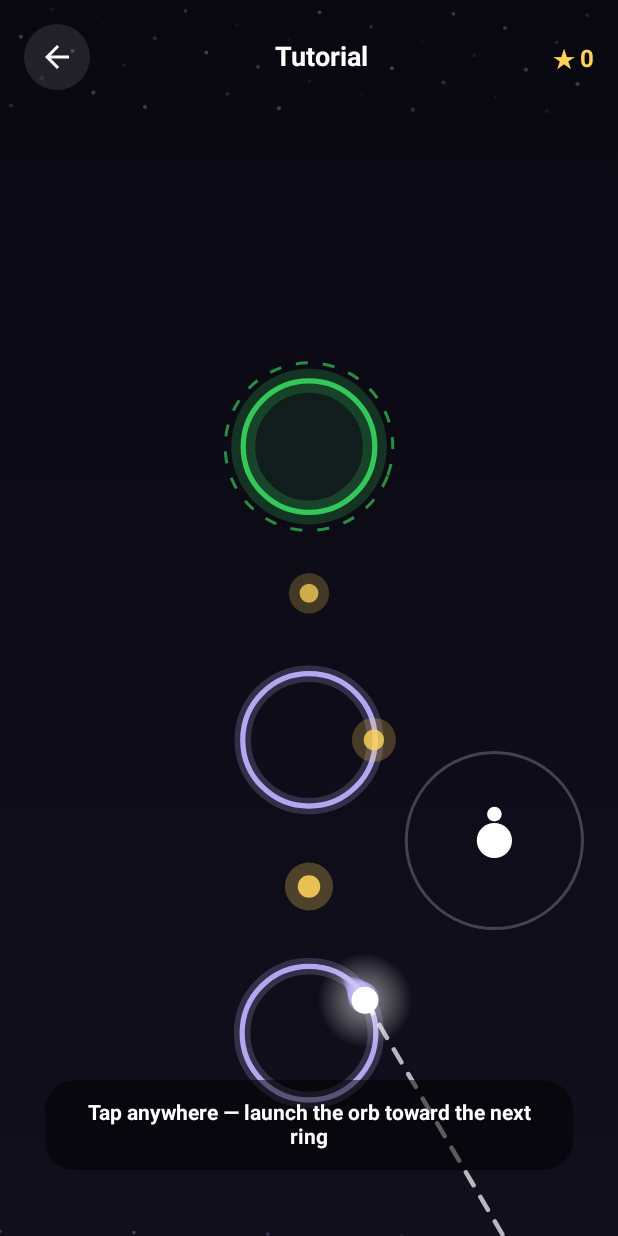
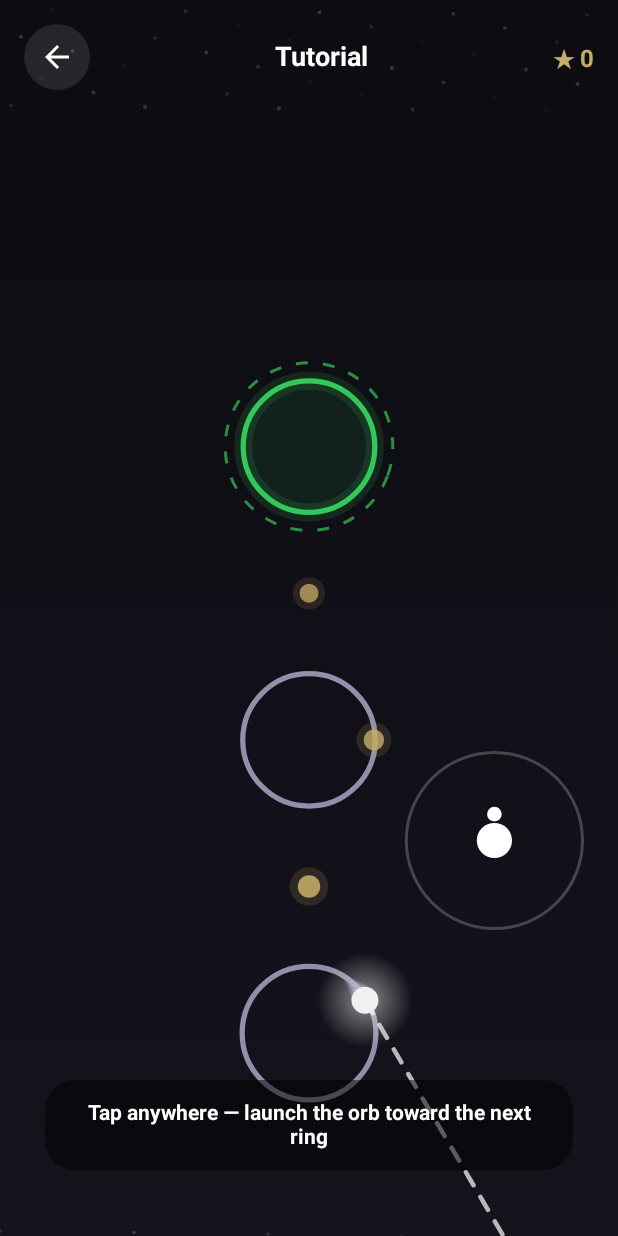
Before and after one commit to Mustafacaganhatapci/oyun, an Android app built with Jetpack Compose: the screen it shows after launch (MainActivity), on a phone screen of 412 x 824 dp. Run offline under Robolectric (Android 15) with nearby library versions, the phone set to English and light mode, and no system bars; our stand-ins replace AdMob, Firebase (no records; nobody signed in at launch, a user with empty details on screens opened directly); libraries missing offline, so code that uses them is left out: com.android.billingclient; 6 statements that could not run were skipped.

Commit message:
Mat görsel dil: parıltı kalktı, palet doygunluktan indi
Ekran neon gibi duruyordu ve müsamahalı yayın parlak yeşili tüm halkaları
aynı anda öne fırlatıyordu — "güvenli" hâl bağırıyor, öldüren kırmızı ise
neredeyse hiç görünmüyordu. Hiyerarşi tersti.

- On temanın da ön plan renkleri (halka, kapı, küre, tehlike, yıldız,
  vurgu) doygunluktan indirildi ve parlaklığı kısıldı; arka planlar da
  moru/maviyi bırakıp nötrleşti. Hue'lar korundu, yani temalar hâlâ
  birbirinden ayırt ediliyor.
- SpriteKit'te glowWidth neredeyse her yerde sıfırlandı (halka 6 → 0,
  kapı 10 → 3, yay 6 → 2, iz 10 → 3). Android'de aynı işi gören geniş
  düşük-alfa çizgiler kısıldı ya da kaldırıldı. Bloom, düşük doygunluklu
  paletle birleşince her şeyi birbirine karıştırıyordu.
- Müsamaha yeşili çimen yeşilinden ada çayına çekildi. Yeşil kaldı ama
  artık ekranda bağırmıyor; bağıran şey tehlikenin kendisi.

Co-Authored-By: Claude Opus 5 <noreply@anthropic.com>
Claude-Session: https://claude.ai/code/session_01W2dPusUGVNgpj9cyhVDhwZ

```diff
--- a/android/app/src/main/java/com/caganhatapci/orbeon/theme/Theme.kt
+++ b/android/app/src/main/java/com/caganhatapci/orbeon/theme/Theme.kt
@@ -26,14 +26,16 @@ data class Theme(
 ) {
     /**
      * "Bu tur yakmaz" durumundaki tehlike yayının rengi. Kırmızının tam
-     * karşıtı olduğu için yeşil: yayın hangi hâlde olduğu bakışta okunuyor.
-     * Temanın `gate` yeşilinden bilerek farklı (o mint, bu çimen) — kapıyla
-     * karışmasın. Renk körlüğü modunda yeşil tam da işe yaramayan renk;
-     * orada Okabe–Ito'nun mavimsi yeşiline geçiliyor.
+     * karşıtı olduğu için yeşil, ama BİLEREK sönük: müsamahalı hâl ekranda
+     * bağırmamalı, bağıran şey öldüren kırmızı olmalı. Parlak yeşilken bütün
+     * yaylar aynı anda öne fırlıyor ve ekran okunmaz hâle geliyordu.
+     *
+     * Renk körlüğü modunda yeşil tam da işe yaramayan renk; orada
+     * Okabe–Ito'nun mavimsi yeşiline geçiliyor.
      */
     val hazardSafe: Color
-        get() = if (isColorBlindSafe) Color(0f, 0.620f, 0.451f, 1f)
-                else Color(0.278f, 0.851f, 0.325f, 1f)
+        get() = if (isColorBlindSafe) Color(0.176f, 0.478f, 0.404f, 1f)
+                else Color(0.318f, 0.494f, 0.337f, 1f)
 
     /**
      * Oyunun anlamı renge bağlı: yeşil kapı "git", kırmızı yay "ölürsün",
@@ -62,54 +64,34 @@ data class Theme(
         // Varsayılan tema. Arka plan bilerek DÜŞÜK doygunlukta: eski mor
         // (0.129, 0.043, 0.267) uzun oturumlarda göz yoruyordu.
         val nebula = Theme("nebula", R.string.theme_nebula, false,
-            c(0.035,0.033,0.068), c(0.070,0.057,0.112), c(0.689,0.661,0.939),
-            c(0.290,0.949,0.788), c(1.0,1.0,1.0), c(1.0,0.302,0.416),
-            c(1.0,0.827,0.353), c(0.639,0.545,1.0))
+            c(0.047,0.046,0.071), c(0.082,0.074,0.110), c(0.570,0.560,0.663), c(0.347,0.725,0.633), c(0.940,0.940,0.940), c(0.703,0.302,0.368), c(0.777,0.678,0.405), c(0.519,0.473,0.697))
 
         val gece = Theme("gece", R.string.theme_night, false,
-            c(0.017,0.031,0.055), c(0.031,0.073,0.117), c(0.546,0.791,0.967),
-            c(0.478,1.0,0.643), c(0.918,0.976,1.0), c(1.0,0.275,0.263),
-            c(1.0,0.851,0.400), c(0.353,0.784,1.0))
+            c(0.029,0.039,0.057), c(0.056,0.084,0.113), c(0.534,0.625,0.690), c(0.472,0.772,0.567), c(0.869,0.915,0.935), c(0.695,0.278,0.272), c(0.782,0.696,0.437), c(0.397,0.609,0.715))
 
         val safak = Theme("safak", R.string.theme_dawn, true,
-            c(0.081,0.045,0.111), c(0.219,0.095,0.164), c(0.776,0.819,1.000),
-            c(1.0,0.871,0.549), c(1.0,0.965,0.933), c(1.0,0.302,0.290),
-            c(1.0,0.816,0.302), c(1.0,0.620,0.549))
+            c(0.095,0.069,0.116), c(0.220,0.138,0.184), c(0.659,0.675,0.742), c(0.789,0.715,0.530), c(0.936,0.908,0.882), c(0.699,0.299,0.292), c(0.774,0.668,0.373), c(0.730,0.543,0.508))
 
         val orman = Theme("orman", R.string.theme_forest, true,
-            c(0.019,0.061,0.052), c(0.044,0.125,0.095), c(0.628,0.921,0.724),
-            c(0.451,0.902,1.0), c(0.949,1.0,0.949), c(1.0,0.290,0.235),
-            c(1.0,0.851,0.400), c(0.478,0.918,0.643))
+            c(0.041,0.071,0.065), c(0.082,0.135,0.115), c(0.597,0.706,0.633), c(0.450,0.709,0.765), c(0.896,0.937,0.896), c(0.696,0.288,0.257), c(0.782,0.696,0.437), c(0.483,0.699,0.564))
 
         val mercan = Theme("mercan", R.string.theme_coral, true,
-            c(0.027,0.052,0.087), c(0.037,0.139,0.168), c(0.546,0.901,0.903),
-            c(1.0,0.804,0.451), c(1.0,0.976,0.949), c(1.0,0.271,0.302),
-            c(1.0,0.851,0.451), c(1.0,0.549,0.502))
+            c(0.048,0.066,0.091), c(0.085,0.152,0.171), c(0.560,0.691,0.692), c(0.776,0.664,0.461), c(0.937,0.918,0.896), c(0.695,0.277,0.295), c(0.783,0.698,0.468), c(0.715,0.493,0.470))
 
         val aurora = Theme("aurora", R.string.theme_aurora, true,
-            c(0.026,0.018,0.066), c(0.027,0.099,0.120), c(0.579,0.956,0.842),
-            c(0.788,0.510,1.0), c(0.949,1.0,0.988), c(1.0,0.263,0.310),
-            c(1.0,0.851,0.400), c(0.427,0.949,0.800))
+            c(0.034,0.028,0.062), c(0.061,0.108,0.122), c(0.588,0.727,0.685), c(0.612,0.452,0.734), c(0.897,0.938,0.928), c(0.694,0.271,0.298), c(0.782,0.696,0.437), c(0.465,0.721,0.648))
 
         val neon = Theme("neon", R.string.theme_neon, true,
-            c(0.013,0.013,0.033), c(0.037,0.022,0.065), c(0.480,0.936,1.000),
-            c(0.451,1.0,0.549), c(1.0,1.0,1.0), c(1.0,0.153,0.353),
-            c(1.0,0.902,0.251), c(0.851,0.353,1.0))
+            c(0.018,0.018,0.033), c(0.041,0.031,0.060), c(0.541,0.709,0.733), c(0.452,0.767,0.508), c(0.940,0.940,0.940), c(0.680,0.193,0.308), c(0.785,0.729,0.355), c(0.608,0.362,0.681))
 
         val karbon = Theme("karbon", R.string.theme_carbon, true,
-            c(0.024,0.024,0.030), c(0.064,0.064,0.073), c(0.967,0.967,1.000),
-            c(0.302,1.0,0.502), c(0.549,0.847,1.0), c(1.0,0.200,0.200),
-            c(1.0,0.800,0.200), c(0.600,0.651,0.749))
+            c(0.032,0.032,0.036), c(0.077,0.077,0.083), c(0.795,0.795,0.807), c(0.354,0.755,0.469), c(0.548,0.786,0.908), c(0.682,0.223,0.223), c(0.769,0.654,0.309), c(0.507,0.532,0.581))
 
         val kraliyet = Theme("kraliyet", R.string.theme_royal, true,
-            c(0.025,0.033,0.076), c(0.057,0.070,0.145), c(0.860,0.890,0.967),
-            c(0.318,0.902,0.647), c(1.0,0.988,0.949), c(1.0,0.251,0.290),
-            c(1.0,0.804,0.361), c(0.949,0.780,0.416))
+            c(0.039,0.044,0.075), c(0.078,0.087,0.136), c(0.719,0.730,0.758), c(0.354,0.690,0.543), c(0.938,0.929,0.897), c(0.692,0.262,0.284), c(0.774,0.661,0.407), c(0.726,0.643,0.463))
 
         val sakura = Theme("sakura", R.string.theme_sakura, true,
-            c(0.063,0.036,0.070), c(0.131,0.069,0.118), c(0.819,0.784,1.000),
-            c(0.471,0.949,0.737), c(1.0,0.965,0.976), c(1.0,0.239,0.251),
-            c(1.0,0.831,0.400), c(1.0,0.678,0.796))
+            c(0.073,0.054,0.078), c(0.137,0.096,0.128), c(0.672,0.659,0.738), c(0.463,0.737,0.615), c(0.937,0.909,0.918), c(0.689,0.252,0.259), c(0.779,0.682,0.434), c(0.750,0.592,0.650))
 
         val all = listOf(nebula, gece, safak, orman, mercan, aurora,
                          neon, karbon, kraliyet, sakura)
--- a/android/app/src/main/java/com/caganhatapci/orbeon/ui/GameCanvas.kt
+++ b/android/app/src/main/java/com/caganhatapci/orbeon/ui/GameCanvas.kt
@@ -98,7 +98,7 @@ private fun DrawScope.drawTrail(engine: GameEngine, theme: Theme, orbStyle: OrbS
         val a = (1f - p.age / life).coerceIn(0f, 1f)
         if (a <= 0f) continue
         val r = (if (comet) 7f else 5f) * a * den
-        drawCircle(theme.accent.copy(alpha = a * 0.45f), r * 2.2f, Offset(p.x, p.y))
+        drawCircle(theme.accent.copy(alpha = a * 0.22f), r * 1.7f, Offset(p.x, p.y))
         drawCircle(theme.accent.copy(alpha = a * 0.8f), r, Offset(p.x, p.y))
     }
 }
@@ -130,8 +130,11 @@ private fun DrawScope.drawRings(engine: GameEngine, theme: Theme, t: Float, den:
         val dim = if (locked) 0.39f else 1f
 
         // Dış parıltı + çizginin kendisi
-        drawCircle(color.copy(alpha = 0.22f * dim), r, c,
-            style = Stroke(width = (if (spec.isGate) 16f else 11f) * den))
+        // Mat dil: parıltı yok, yalnızca kapı çok hafif bir hâle taşıyor
+        if (spec.isGate) {
+            drawCircle(color.copy(alpha = 0.14f * dim), r, c,
+                style = Stroke(width = 12f * den))
+        }
         // Halka zeminden net ayrılsın: arka planlar koyulaştı, çizgi de tam
         // opaklığa çıktı. Düşük kontrast, parlaklıktan çok göz yoruyor.
         drawCircle(color.copy(alpha = 1f * dim), r, c, style = Stroke(width = 3.5f * den))
@@ -158,9 +161,9 @@ private fun DrawScope.drawRings(engine: GameEngine, theme: Theme, t: Float, den:
             val startDeg = Math.toDegrees((arc.start + rot).toDouble()).toFloat()
             val sweepDeg = Math.toDegrees((arc.end - arc.start).toDouble()).toFloat()
             val box = Rect(cx - r, cy - r, cx + r, cy + r)
-            drawArc(theme.hazard.copy(alpha = 0.30f), startDeg, sweepDeg, false,
+            drawArc(theme.hazard.copy(alpha = 0.16f), startDeg, sweepDeg, false,
                 topLeft = box.topLeft, size = Size(box.width, box.height),
-                style = Stroke(width = 15f * den, cap = StrokeCap.Round))
+                style = Stroke(width = 11f * den, cap = StrokeCap.Round))
             drawArc(theme.hazard, startDeg, sweepDeg, false,
                 topLeft = box.topLeft, size = Size(box.width, box.height),
                 style = Stroke(width = 7f * den, cap = StrokeCap.Round))
@@ -168,9 +171,6 @@ private fun DrawScope.drawRings(engine: GameEngine, theme: Theme, t: Float, den:
                 // Ortadan iki yana açılan yeşil: kırmızı dışarıdan içeri kapanır
                 val safeSweep = sweepDeg * safeFraction
                 val safeStart = startDeg + (sweepDeg - safeSweep) / 2f
-                drawArc(theme.hazardSafe.copy(alpha = 0.30f), safeStart, safeSweep, false,
-                    topLeft = box.topLeft, size = Size(box.width, box.height),
-                    style = Stroke(width = 15f * den, cap = StrokeCap.Round))
                 drawArc(theme.hazardSafe, safeStart, safeSweep, false,
                     topLeft = box.topLeft, size = Size(box.width, box.height),
                     style = Stroke(width = 8f * den, cap = StrokeCap.Round))
@@ -230,7 +230,7 @@ private fun DrawScope.drawLumens(engine: GameEngine, theme: Theme, t: Float, den
             val grandPhase = sin(t * (PI / 0.55).toFloat() + i * 1.3f)
             val gs = 1.07f + 0.18f * grandPhase
             val ga = 0.87f + 0.13f * grandPhase
-            drawCircle(theme.lumen.copy(alpha = 0.26f * ga), 30f * gs * den, c)
+            drawCircle(theme.lumen.copy(alpha = 0.14f * ga), 22f * gs * den, c)
             rotate(degrees = (t * 60f).mod(360f), pivot = c) {
                 drawPath(
                     starPath(c, 17f * gs * den, 7.4f * gs * den),
@@ -238,7 +238,7 @@ private fun DrawScope.drawLumens(engine: GameEngine, theme: Theme, t: Float, den
                 )
             }
         } else {
-            drawCircle(theme.lumen.copy(alpha = 0.30f * a), 15f * s * den, c)
+            drawCircle(theme.lumen.copy(alpha = 0.18f * a), 12f * s * den, c)
             drawCircle(theme.lumen.copy(alpha = a), 7f * s * den, c)
         }
     }
@@ -333,7 +333,7 @@ private fun DrawScope.drawOrb(
             val w = 1f + 0.09f * sin(t * (PI / 1.1).toFloat())
             val h = 1f - 0.09f * sin(t * (PI / 1.1).toFloat())
             withTransform({ scale(w, h, pivot = c) }) {
-                drawCircle(Color.White.copy(alpha = 0.32f), r * 1.1f, c)
+                drawCircle(Color.White.copy(alpha = 0.20f), r * 1.05f, c)
                 drawCircle(Color.White.copy(alpha = 0.8f), r * 1.1f, c, style = Stroke(width = 1.5f * den))
             }
         }
```
Also changed, not shown: 2 other files.
